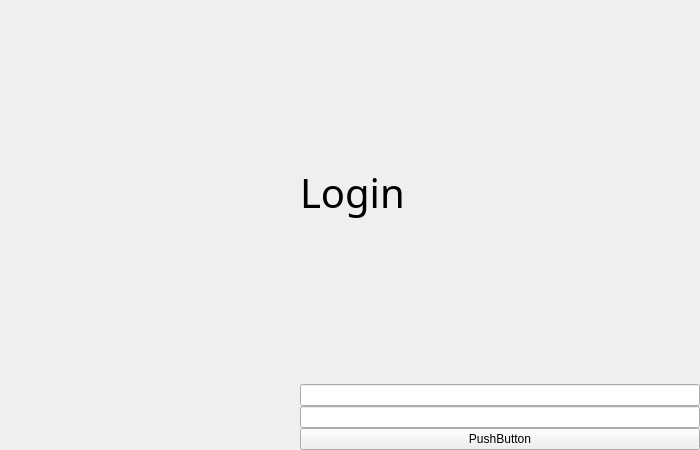
Above: mainlauncher.ui from Meliani-Mehdi/medical_cabinet_manager before the change. Below: the same form after it.
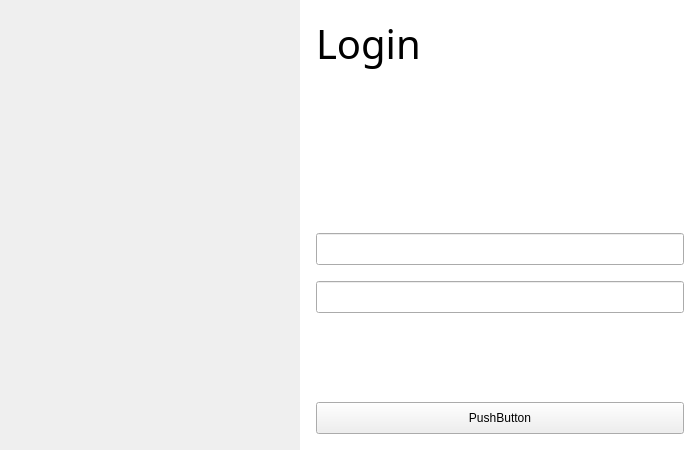
That is the form after the change. Icons and pictures are not drawn.

Commit message: started working on login

Diff of the .ui file:
```diff
--- a/mainlauncher.ui
+++ b/mainlauncher.ui
@@ -65,9 +65,27 @@
      </widget>
     </item>
     <item>
-     <layout class="QVBoxLayout" name="verticalLayout">
+     <widget class="QWidget" name="login_holder" native="true">
+      <property name="styleSheet">
+       <string notr="true">#login_holder{
+	background-color: rgb(255, 255, 255);
+}</string>
+      </property>
+      <layout class="QVBoxLayout" name="verticalLayout" stretch="0,2,0,0,1,0">
       <property name="spacing">
-       <number>0</number>
+        <number>16</number>
+       </property>
+       <property name="leftMargin">
+        <number>16</number>
+       </property>
+       <property name="topMargin">
+        <number>16</number>
+       </property>
+       <property name="rightMargin">
+        <number>16</number>
+       </property>
+       <property name="bottomMargin">
+        <number>16</number>
       </property>
       <item>
        <widget class="QLabel" name="label">
@@ -80,6 +98,9 @@
           <kerning>true</kerning>
          </font>
         </property>
+         <property name="styleSheet">
+          <string notr="true">color: rgb(0, 0, 0);</string>
+         </property>
         <property name="text">
          <string>Login</string>
         </property>
@@ -89,19 +110,84 @@
        </widget>
       </item>
       <item>
-       <widget class="QLineEdit" name="lineEdit"/>
+        <spacer name="verticalSpacer">
+         <property name="orientation">
+          <enum>Qt::Orientation::Vertical</enum>
+         </property>
+         <property name="sizeHint" stdset="0">
+          <size>
+           <width>20</width>
+           <height>40</height>
+          </size>
+         </property>
+        </spacer>
       </item>
       <item>
-       <widget class="QLineEdit" name="lineEdit_2"/>
+        <widget class="QLineEdit" name="lineEdit">
+         <property name="minimumSize">
+          <size>
+           <width>0</width>
+           <height>32</height>
+          </size>
+         </property>
+         <property name="maximumSize">
+          <size>
+           <width>16777215</width>
+           <height>32</height>
+          </size>
+         </property>
+        </widget>
+       </item>
+       <item>
+        <widget class="QLineEdit" name="lineEdit_2">
+         <property name="minimumSize">
+          <size>
+           <width>0</width>
+           <height>32</height>
+          </size>
+         </property>
+         <property name="maximumSize">
+          <size>
+           <width>16777215</width>
+           <height>32</height>
+          </size>
+         </property>
+        </widget>
+       </item>
+       <item>
+        <spacer name="verticalSpacer_2">
+         <property name="orientation">
+          <enum>Qt::Orientation::Vertical</enum>
+         </property>
+         <property name="sizeHint" stdset="0">
+          <size>
+           <width>20</width>
+           <height>40</height>
+          </size>
+         </property>
+        </spacer>
       </item>
       <item>
        <widget class="QPushButton" name="pushButton">
+         <property name="minimumSize">
+          <size>
+           <width>0</width>
+           <height>32</height>
+          </size>
+         </property>
+         <property name="maximumSize">
+          <size>
+           <width>16777215</width>
+           <height>32</height>
+          </size>
+         </property>
         <property name="text">
          <string>PushButton</string>
         </property>
        </widget>
       </item>
      </layout>
+     </widget>
     </item>
    </layout>
   </widget>
```
Left out of the diff: 8 changed lines with no effect on the pictures. Lines whose indentation alone changed are shown as unchanged. The commit also changes 3 other files.
